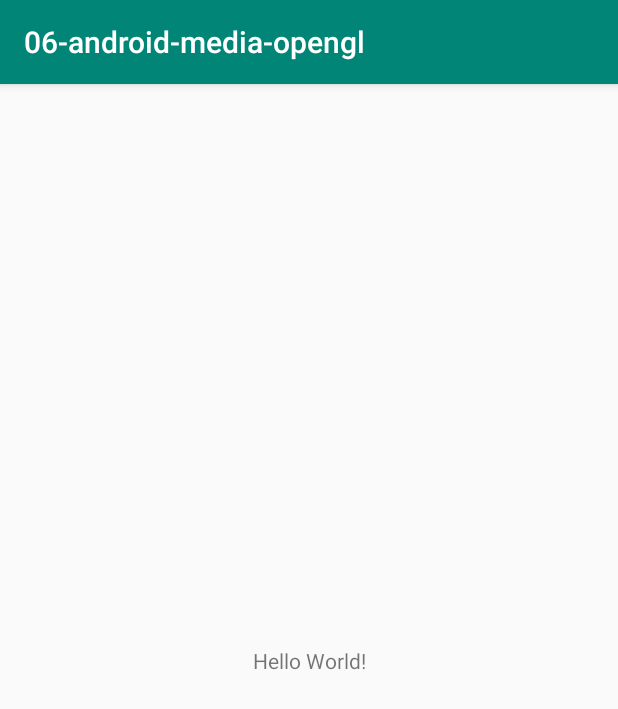
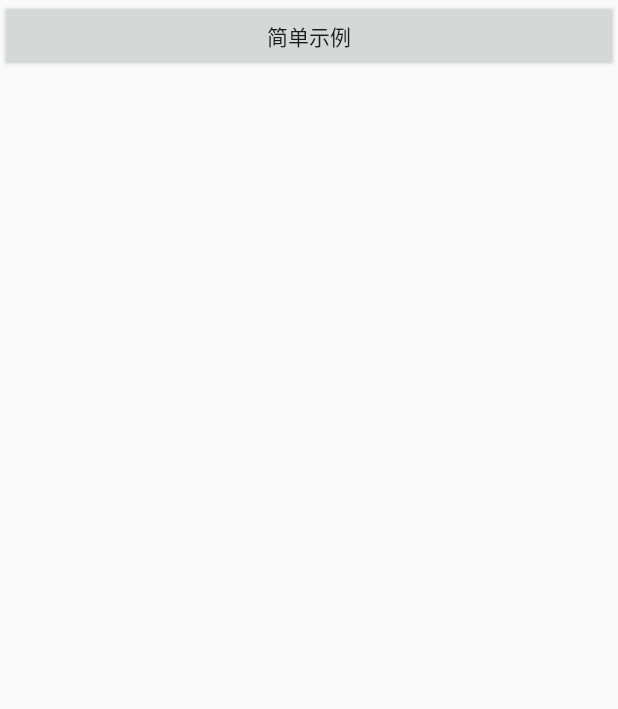
Before and after one commit to niupuyue/android-media-demo, an Android app: the screen it shows after launch (MainActivity), on a phone screen of 412 x 824 dp. Shown: the top 709 px of the screen. Run offline under Robolectric (Android 15) with nearby library versions, the phone set to English and light mode, and no system bars.

Commit message:
添加使用Opengl ES初始化环境

```diff
--- a/06-android-media-opengl/app/src/main/java/com/paulniu/media_opengl/MainActivity.java
+++ b/06-android-media-opengl/app/src/main/java/com/paulniu/media_opengl/MainActivity.java
@@ -2,13 +2,28 @@ package com.paulniu.media_opengl;
 
 import androidx.appcompat.app.AppCompatActivity;
 
+import android.content.Intent;
 import android.os.Bundle;
+import android.view.View;
+import android.widget.Button;
 
 public class MainActivity extends AppCompatActivity {
+
+    private Button btn_01;
 
     @Override
     protected void onCreate(Bundle savedInstanceState) {
         super.onCreate(savedInstanceState);
         setContentView(R.layout.activity_main);
+
+        btn_01 = findViewById(R.id.btn_01);
+        btn_01.setOnClickListener(new View.OnClickListener() {
+            @Override
+            public void onClick(View view) {
+                Intent intent = new Intent(MainActivity.this,OpenGLSimpleActivity.class);
+                startActivity(intent);
+            }
+        });
+
     }
 }
--- a/06-android-media-opengl/app/src/main/res/layout/activity_main.xml
+++ b/06-android-media-opengl/app/src/main/res/layout/activity_main.xml
@@ -1,18 +1,14 @@
 <?xml version="1.0" encoding="utf-8"?>
-<androidx.constraintlayout.widget.ConstraintLayout xmlns:android="http://schemas.android.com/apk/res/android"
-    xmlns:app="http://schemas.android.com/apk/res-auto"
+<LinearLayout xmlns:android="http://schemas.android.com/apk/res/android"
     xmlns:tools="http://schemas.android.com/tools"
     android:layout_width="match_parent"
     android:layout_height="match_parent"
     tools:context=".MainActivity">
 
-    <TextView
-        android:layout_width="wrap_content"
+    <Button
+        android:id="@+id/btn_01"
+        android:layout_width="match_parent"
         android:layout_height="wrap_content"
-        android:text="Hello World!"
-        app:layout_constraintBottom_toBottomOf="parent"
-        app:layout_constraintLeft_toLeftOf="parent"
-        app:layout_constraintRight_toRightOf="parent"
-        app:layout_constraintTop_toTopOf="parent" />
+        android:text="简单示例" />
 
-</androidx.constraintlayout.widget.ConstraintLayout>
+</LinearLayout>
--- /dev/null
+++ b/06-android-media-opengl/app/src/main/res/layout/activity_opengl_simple.xml
@@ -0,0 +1,6 @@
+<?xml version="1.0" encoding="utf-8"?>
+<LinearLayout xmlns:android="http://schemas.android.com/apk/res/android"
+    android:orientation="vertical" android:layout_width="match_parent"
+    android:layout_height="match_parent">
+
+</LinearLayout>
--- a/06-android-media-opengl/app/src/main/res/values/styles.xml
+++ b/06-android-media-opengl/app/src/main/res/values/styles.xml
@@ -1,7 +1,7 @@
 <resources>
 
     <!-- Base application theme. -->
-    <style name="AppTheme" parent="Theme.AppCompat.Light.DarkActionBar">
+    <style name="AppTheme" parent="Theme.AppCompat.Light.NoActionBar">
         <!-- Customize your theme here. -->
         <item name="colorPrimary">@color/colorPrimary</item>
         <item name="colorPrimaryDark">@color/colorPrimaryDark</item>
```
Also changed, not shown: 06-android-media-opengl/app/src/main/AndroidManifest.xml (+8 -0 lines), 06-android-media-opengl/app/src/main/java/com/paulniu/media_opengl/MyGLSurfaceViewRendered.java (added, +38 -0 lines), 06-android-media-opengl/app/src/main/java/com/paulniu/media_opengl/MyGLSurfaveView.java (added, +30 -0 lines), 06-android-media-opengl/app/src/main/java/com/paulniu/media_opengl/OpenGLSimpleActivity.java (added, +26 -0 lines), 06-android-media-opengl/app/src/main/java/com/paulniu/media_opengl/Square.java (added, +50 -0 lines), 06-android-media-opengl/app/src/main/java/com/paulniu/media_opengl/Triangle.java (added, +44 -0 lines).
